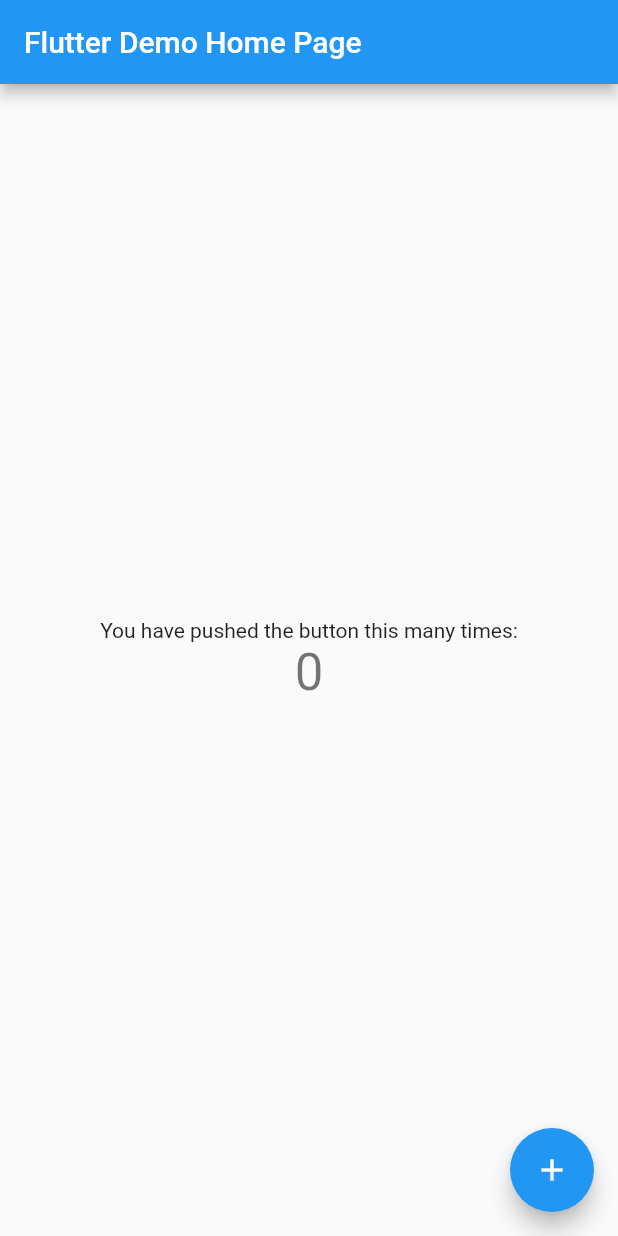
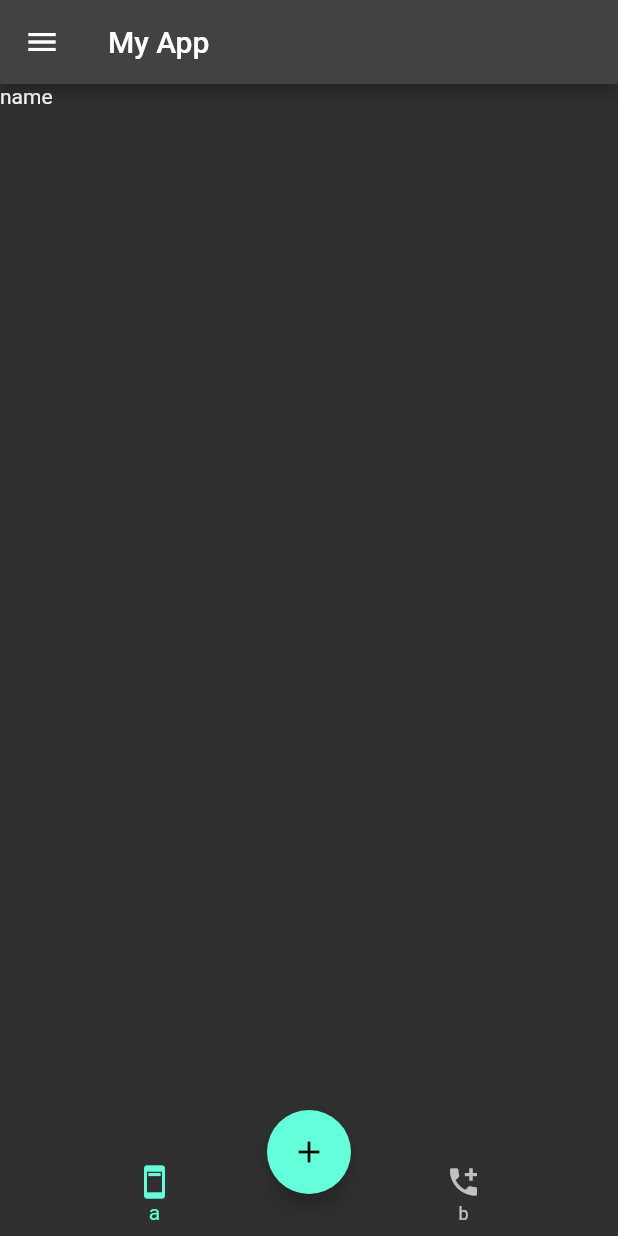
Before and after one commit to demeett/flutter_learning, a Flutter app: the screen it shows after launch, on a phone screen of 412 x 824 dp. Run offline on Flutter 3.47's test engine with Material 2 defaults, Android fonts, the phone set to English and light mode, and no system bars.

Commit message:
Scaffold, Container, SizedBox,Text çalışıldı.

```diff
--- /dev/null
+++ b/lib/101/scaffold_learn.dart
@@ -0,0 +1,32 @@
+import 'package:flutter/material.dart';
+
+class ScaffoldLearnView extends StatelessWidget {
+  const ScaffoldLearnView({Key? key}) : super(key: key);
+
+  @override
+  Widget build(BuildContext context) {
+    return Scaffold(
+      appBar: AppBar(title: const Text('My App')),
+      body: const Text('name'),
+      floatingActionButton: FloatingActionButton(
+          onPressed: () {
+            showModalBottomSheet(
+                //Yukardan aşağı açılan bir kutu olarak düşünebiliriz
+                context: context,
+                builder:
+                    (context) => //Aşağıya button da koyabilirsin , bir container da koyabilirsin .
+                        //ElevatedButton(onPressed: () {}, child: const Text('button'))
+                        Container(
+                          width: 200,
+                        ));
+          },
+          child: const Icon(Icons.add)),
+      floatingActionButtonLocation: FloatingActionButtonLocation.centerDocked,
+      drawer: const Drawer(), // Sol barda listeleme butonudur.
+      bottomNavigationBar: BottomNavigationBar(items: const [
+        BottomNavigationBarItem(icon: Icon(Icons.ad_units), label: 'a'),
+        BottomNavigationBarItem(icon: Icon(Icons.add_call), label: 'b')
+      ]),
+    );
+  }
+}
--- a/lib/main.dart
+++ b/lib/main.dart
@@ -1,4 +1,8 @@
 import 'package:flutter/material.dart';
+import 'package:flutter_learning/101/text_learn.dart';
+
+import '101/container_sized_box.dart';
+import '101/scaffold_learn.dart';
 
 void main() {
   runApp(const MyApp());
@@ -12,104 +16,10 @@ class MyApp extends StatelessWidget {
   Widget build(BuildContext context) {
     return MaterialApp(
       title: 'Flutter Demo',
-      theme: ThemeData(
-        // This is the theme of your application.
-        //
-        // Try running your application with "flutter run". You'll see the
-        // application has a blue toolbar. Then, without quitting the app, try
-        // changing the primarySwatch below to Colors.green and then invoke
-        // "hot reload" (press "r" in the console where you ran "flutter run",
-        // or simply save your changes to "hot reload" in a Flutter IDE).
-        // Notice that the counter didn't reset back to zero; the application
-        // is not restarted.
-        primarySwatch: Colors.blue,
-      ),
-      home: const MyHomePage(title: 'Flutter Demo Home Page'),
+      theme: ThemeData(primarySwatch: Colors.blue, brightness: Brightness.dark),
+      debugShowCheckedModeBanner:
+          false, //projeden otomatik gelen appbar yapısını kaldırır.
+      home: ScaffoldLearnView(),
     );
   }
 }
-
-class MyHomePage extends StatefulWidget {
-  const MyHomePage({Key? key, required this.title}) : super(key: key);
-
-  // This widget is the home page of your application. It is stateful, meaning
-  // that it has a State object (defined below) that contains fields that affect
-  // how it looks.
-
-  // This class is the configuration for the state. It holds the values (in this
-  // case the title) provided by the parent (in this case the App widget) and
-  // used by the build method of the State. Fields in a Widget subclass are
-  // always marked "final".
-
-  final String title;
-
-  @override
-  State<MyHomePage> createState() => _MyHomePageState();
-}
-
-class _MyHomePageState extends State<MyHomePage> {
-  int _counter = 0;
-
-  void _incrementCounter() {
-    setState(() {
-      // This call to setState tells the Flutter framework that something has
-      // changed in this State, which causes it to rerun the build method below
-      // so that the display can reflect the updated values. If we changed
-      // _counter without calling setState(), then the build method would not be
-      // called again, and so nothing would appear to happen.
-      _counter++;
-    });
-  }
-
-  @override
-  Widget build(BuildContext context) {
-    // This method is rerun every time setState is called, for instance as done
-    // by the _incrementCounter method above.
-    //
-    // The Flutter framework has been optimized to make rerunning build methods
-    // fast, so that you can just rebuild anything that needs updating rather
-    // than having to individually change instances of widgets.
-    return Scaffold(
-      appBar: AppBar(
-        // Here we take the value from the MyHomePage object that was created by
-        // the App.build method, and use it to set our appbar title.
-        title: Text(widget.title),
-      ),
-      body: Center(
-        // Center is a layout widget. It takes a single child and positions it
-        // in the middle of the parent.
-        child: Column(
-          // Column is also a layout widget. It takes a list of children and
-          // arranges them vertically. By default, it sizes itself to fit its
-          // children horizontally, and tries to be as tall as its parent.
-          //
-          // Invoke "debug painting" (press "p" in the console, choose the
-          // "Toggle Debug Paint" action from the Flutter Inspector in Android
-          // Studio, or the "Toggle Debug Paint" command in Visual Studio Code)
-          // to see the wireframe for each widget.
-          //
-          // Column has various properties to control how it sizes itself and
-          // how it positions its children. Here we use mainAxisAlignment to
-          // center the children vertically; the main axis here is the vertical
-          // axis because Columns are vertical (the cross axis would be
-          // horizontal).
-          mainAxisAlignment: MainAxisAlignment.center,
-          children: <Widget>[
-            const Text(
-              'You have pushed the button this many times:',
-            ),
-            Text(
-              '$_counter',
-              style: Theme.of(context).textTheme.headline4,
-            ),
-          ],
-        ),
-      ),
-      floatingActionButton: FloatingActionButton(
-        onPressed: _incrementCounter,
-        tooltip: 'Increment',
-        child: const Icon(Icons.add),
-      ), // This trailing comma makes auto-formatting nicer for build methods.
-    );
-  }
-}
```
Also changed, not shown: lib/101/container_sized_box.dart (added, +87 -0 lines), lib/101/text_learn.dart (added, +61 -0 lines).
